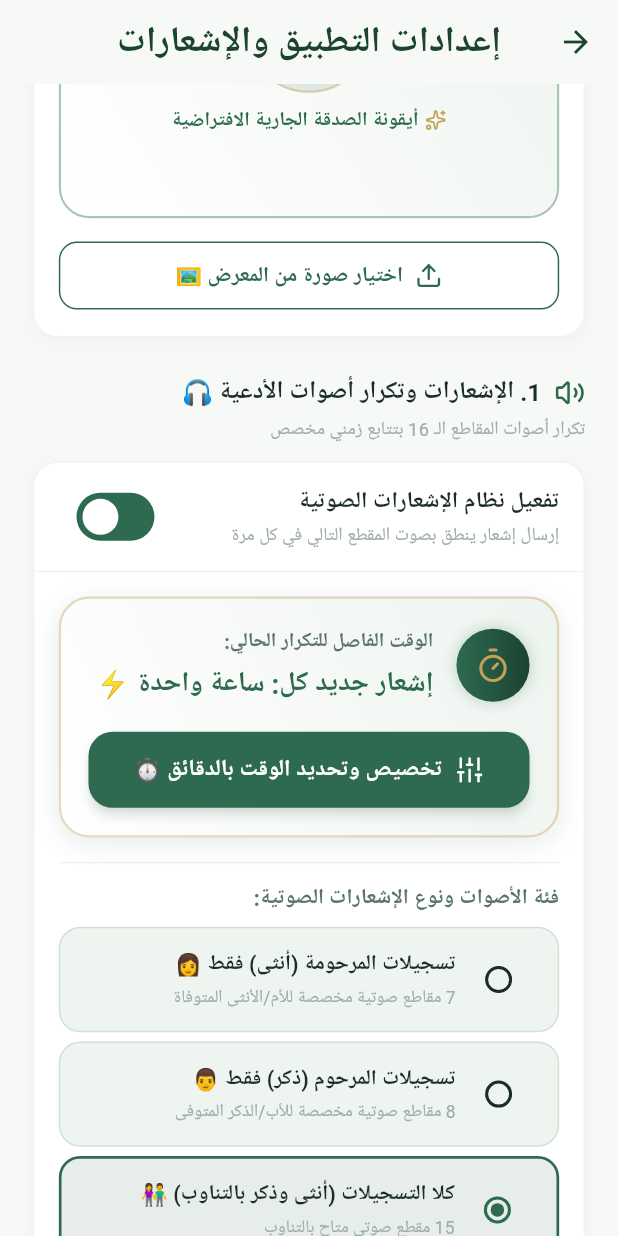
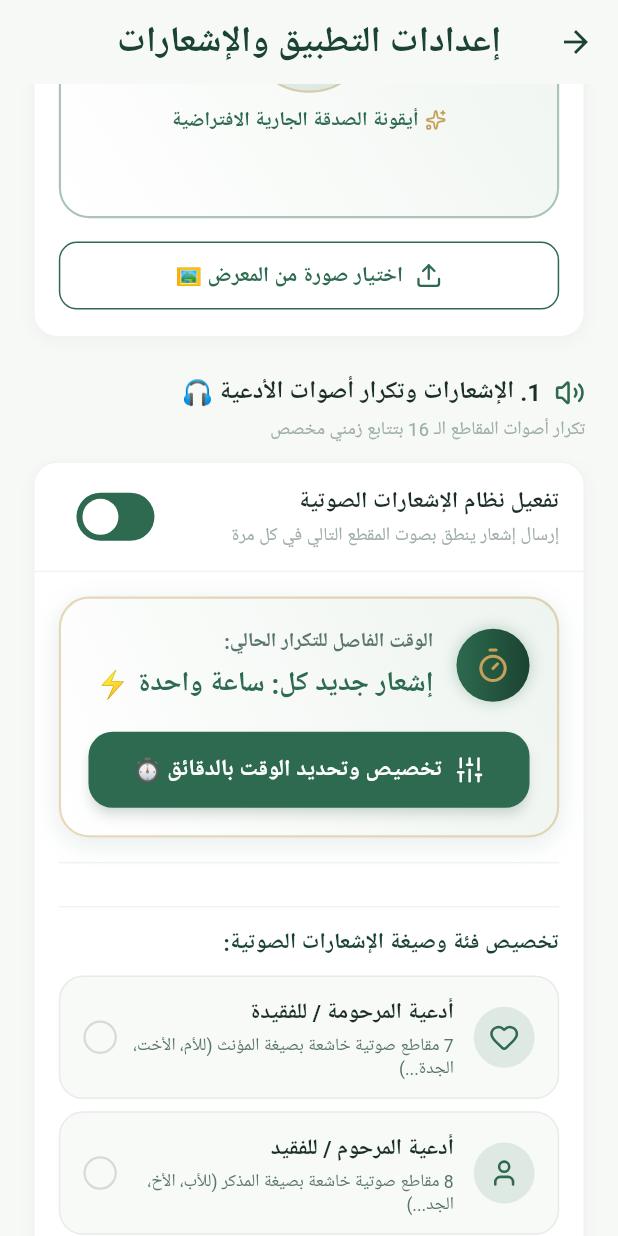
Before and after one commit to MohamedRefky/athkar_alarms, a Flutter app: the SettingsScreen screen opened directly, scrolled down 576 dp, on a phone screen of 412 x 824 dp. Run offline on Flutter 3.47's test engine with Material 3 defaults, Android fonts, the phone set to English and light mode, and no system bars; our stand-ins replace audioplayers, equatable, file_picker, flutter_bloc, flutter_local_notifications, flutter_screenutil and 6 more; accounts and stored records are empty; Roboto replaces fonts that are missing (Zain).

```diff
--- a/lib/models/settings_model.dart
+++ b/lib/models/settings_model.dart
@@ -70,11 +70,11 @@ extension AudioGenderTargetX on AudioGenderTarget {
   String get label {
     switch (this) {
       case AudioGenderTarget.femaleOnly:
-        return 'تسجيلات المرحومة (أنثى) فقط 👩';
+        return 'أدعية المرحومة (لأمي / للفقيدة)';
       case AudioGenderTarget.maleOnly:
-        return 'تسجيلات المرحوم (ذكر) فقط 👨';
+        return 'أدعية المرحوم (لأبي / للفقيد)';
       case AudioGenderTarget.both:
-        return 'جميع التسجيلات (أنثى وذكر) 👫';
+        return 'كافة التسجيلات المباركة (15 صوتاً)';
     }
   }
 }
--- a/lib/screens/settings_screen.dart
+++ b/lib/screens/settings_screen.dart
@@ -1006,39 +1006,50 @@ class _SettingsScreenState extends State<SettingsScreen> {
                                       : Colors.black.withValues(alpha: 0.05),
                                 ),
                                 SizedBox(height: 12.h),
+                                SizedBox(height: 16.h),
+                                Divider(
+                                  height: 1,
+                                  color: isDark
+                                      ? Colors.white.withValues(alpha: 0.08)
+                                      : Colors.black.withValues(alpha: 0.05),
+                                ),
+                                SizedBox(height: 12.h),
                                 Text(
-                                  'فئة الأصوات ونوع الإشعارات الصوتية:',
+                                  'تخصيص فئة وصيغة الإشعارات الصوتية:',
                                   style: TextStyle(
-                                    fontSize: 14.sp,
+                                    fontSize: 14.5.sp,
                                     fontWeight: FontWeight.bold,
                                     color: isDark
-                                        ? AppColors.darkTextSecondary
-                                        : AppColors.textSecondary,
+                                        ? AppColors.darkTextPrimary
+                                        : AppColors.primaryDark,
                                   ),
                                 ),
-                                SizedBox(height: 8.h),
-                                _buildGenderTargetOption(
+                                SizedBox(height: 10.h),
+                                _buildAudioCategoryCard(
                                   context: context,
-                                  title: 'تسجيلات المرحومة (أنثى) فقط 👩',
-                                  subtitle: '7 مقاطع صوتية مخصصة للأم/الأنثى المتوفاة',
+                                  title: 'أدعية المرحومة / للفقيدة',
+                                  subtitle: '7 مقاطع صوتية خاشعة بصيغة المؤنث (للأم، الأخت، الجدة...)',
+                                  icon: LucideIcons.heart,
                                   target: AudioGenderTarget.femaleOnly,
                                   current: settings.audioGenderTarget,
                                   isDark: isDark,
                                 ),
-                                SizedBox(height: 6.h),
-                                _buildGenderTargetOption(
+                                SizedBox(height: 8.h),
+                                _buildAudioCategoryCard(
                                   context: context,
-                                  title: 'تسجيلات المرحوم (ذكر) فقط 👨',
-                                  subtitle: '8 مقاطع صوتية مخصصة للأب/الذكر المتوفى',
+                                  title: 'أدعية المرحوم / للفقيد',
+                                  subtitle: '8 مقاطع صوتية خاشعة بصيغة المذكر (للأب، الأخ، الجد...)',
+                                  icon: LucideIcons.user,
                                   target: AudioGenderTarget.maleOnly,
                                   current: settings.audioGenderTarget,
                                   isDark: isDark,
                                 ),
-                                SizedBox(height: 6.h),
-                                _buildGenderTargetOption(
+                                SizedBox(height: 8.h),
+                                _buildAudioCategoryCard(
                                   context: context,
-                                  title: 'كلا التسجيلات (أنثى وذكر بالتناوب) 👫',
-                                  subtitle: '15 مقطع صوتي متاح بالتناوب',
+                                  title: 'كافة الأدعية والتسجيلات المباركة',
+                                  subtitle: '15 مقطعاً صوتياً للتنويع والتناوب بين الأدعية',
+                                  icon: LucideIcons.volume2,
                                   target: AudioGenderTarget.both,
                                   current: settings.audioGenderTarget,
                                   isDark: isDark,
@@ -1487,10 +1498,11 @@ class _SettingsScreenState extends State<SettingsScreen> {
     );
   }
 
-  Widget _buildGenderTargetOption({
+  Widget _buildAudioCategoryCard({
     required BuildContext context,
     required String title,
     required String subtitle,
+    required IconData icon,
     required AudioGenderTarget target,
     required AudioGenderTarget current,
     required bool isDark,
@@ -1500,37 +1512,55 @@ class _SettingsScreenState extends State<SettingsScreen> {
       onTap: () {
         context.read<SettingsCubit>().updateAudioGenderTarget(target);
       },
-      borderRadius: BorderRadius.circular(14.r),
+      borderRadius: BorderRadius.circular(16.r),
       child: AnimatedContainer(
-        duration: const Duration(milliseconds: 200),
-        padding: EdgeInsets.symmetric(horizontal: 14.w, vertical: 10.h),
+        duration: const Duration(milliseconds: 220),
+        curve: Curves.easeOut,
+        padding: EdgeInsets.symmetric(horizontal: 14.w, vertical: 12.h),
         decoration: BoxDecoration(
           color: isSelected
-              ? AppColors.primary.withValues(alpha: 0.12)
+              ? (isDark
+                  ? AppColors.primary.withValues(alpha: 0.18)
+                  : AppColors.primary.withValues(alpha: 0.08))
               : (isDark
                   ? AppColors.darkBackground
-                  : AppColors.surfaceVariant),
-          borderRadius: BorderRadius.circular(14.r),
+                  : AppColors.surfaceVariant.withValues(alpha: 0.5)),
+          borderRadius: BorderRadius.circular(16.r),
           border: Border.all(
             color: isSelected
                 ? AppColors.primary
-                : AppColors.primary.withValues(alpha: 0.15),
+                : (isDark
+                    ? Colors.white.withValues(alpha: 0.08)
+                    : Colors.black.withValues(alpha: 0.06)),
             width: isSelected ? 1.8 : 1,
           ),
+          boxShadow: isSelected
+              ? [
+                  BoxShadow(
+                    color: AppColors.primary.withValues(alpha: 0.15),
+                    blurRadius: 10.r,
+                    offset: const Offset(0, 3),
+                  ),
+                ]
+              : null,
         ),
         child: Row(
           children: [
-            Radio<AudioGenderTarget>(
-              value: target,
-              groupValue: current,
-              activeColor: AppColors.primary,
-              onChanged: (val) {
-                if (val != null) {
-                  context.read<SettingsCubit>().updateAudioGenderTarget(val);
-                }
-              },
+            Container(
+              padding: EdgeInsets.all(10.r),
+              decoration: BoxDecoration(
+                color: isSelected
+                    ? AppColors.primary
+                    : AppColors.primary.withValues(alpha: 0.12),
+                shape: BoxShape.circle,
+              ),
+              child: Icon(
+                icon,
+                color: isSelected ? Colors.white : AppColors.primary,
+                size: 20.r,
+              ),
             ),
-            SizedBox(width: 4.w),
+            SizedBox(width: 12.w),
             Expanded(
               child: Column(
                 crossAxisAlignment: CrossAxisAlignment.start,
@@ -1538,23 +1568,51 @@ class _SettingsScreenState extends State<SettingsScreen> {
                   Text(
                     title,
                     style: TextStyle(
-                      fontSize: 14.sp,
+                      fontSize: 14.5.sp,
                       fontWeight: FontWeight.bold,
-                      color: isDark
-                          ? AppColors.darkTextPrimary
-                          : AppColors.textPrimary,
-                    ),
-                  ),
-                  SizedBox(height: 2.h),
+                      color: isSelected
+                          ? AppColors.primary
+                          : (isDark
+                              ? AppColors.darkTextPrimary
+                              : AppColors.textPrimary),
+                    ),
+                  ),
+                  SizedBox(height: 3.h),
                   Text(
                     subtitle,
                     style: TextStyle(
                       fontSize: 11.5.sp,
-                      color: AppColors.textHint,
+                      color: isDark
+                          ? AppColors.darkTextSecondary
+                          : AppColors.textSecondary,
+                      height: 1.25,
                     ),
                   ),
                 ],
               ),
+            ),
+            SizedBox(width: 8.w),
+            AnimatedContainer(
+              duration: const Duration(milliseconds: 200),
+              width: 22.r,
+              height: 22.r,
+              decoration: BoxDecoration(
+                shape: BoxShape.circle,
+                color: isSelected ? AppColors.primary : Colors.transparent,
+                border: Border.all(
+                  color: isSelected
+                      ? AppColors.primary
+                      : AppColors.textHint.withValues(alpha: 0.4),
+                  width: 1.5,
+                ),
+              ),
+              child: isSelected
+                  ? Icon(
+                      LucideIcons.check,
+                      color: Colors.white,
+                      size: 14.r,
+                    )
+                  : null,
             ),
           ],
         ),
```
Also changed, not shown: lib/screens/audio_azkar_screen.dart (+29 -27 lines), lib/widgets/initial_setup_sheet.dart (+24 -5 lines).
